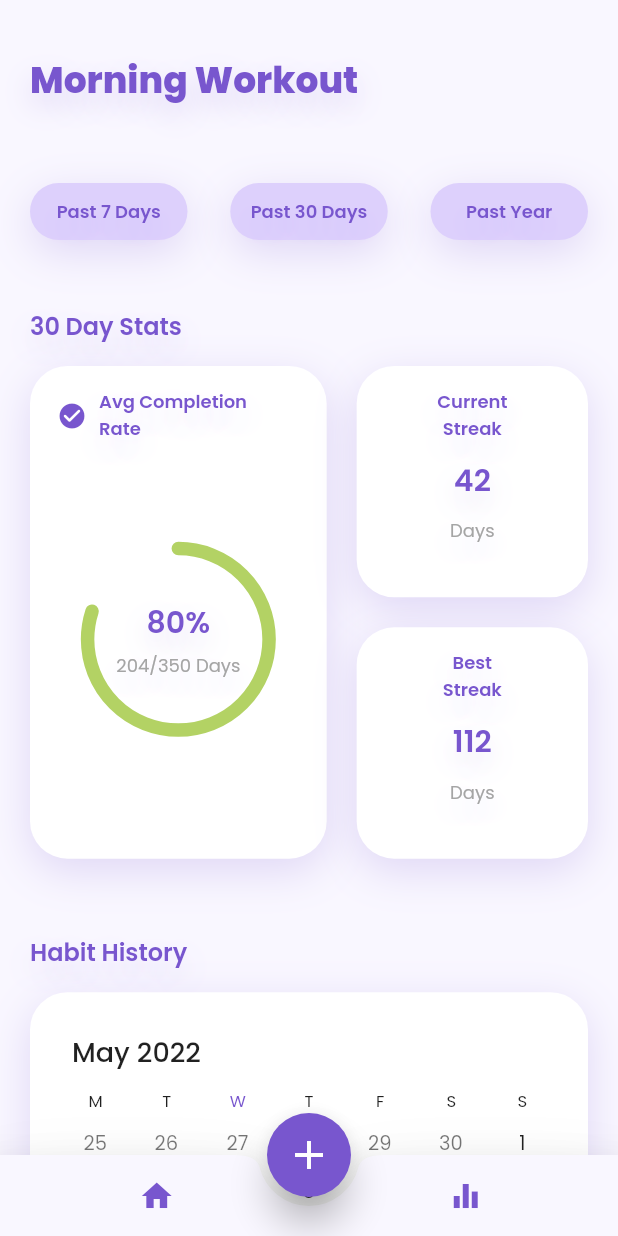
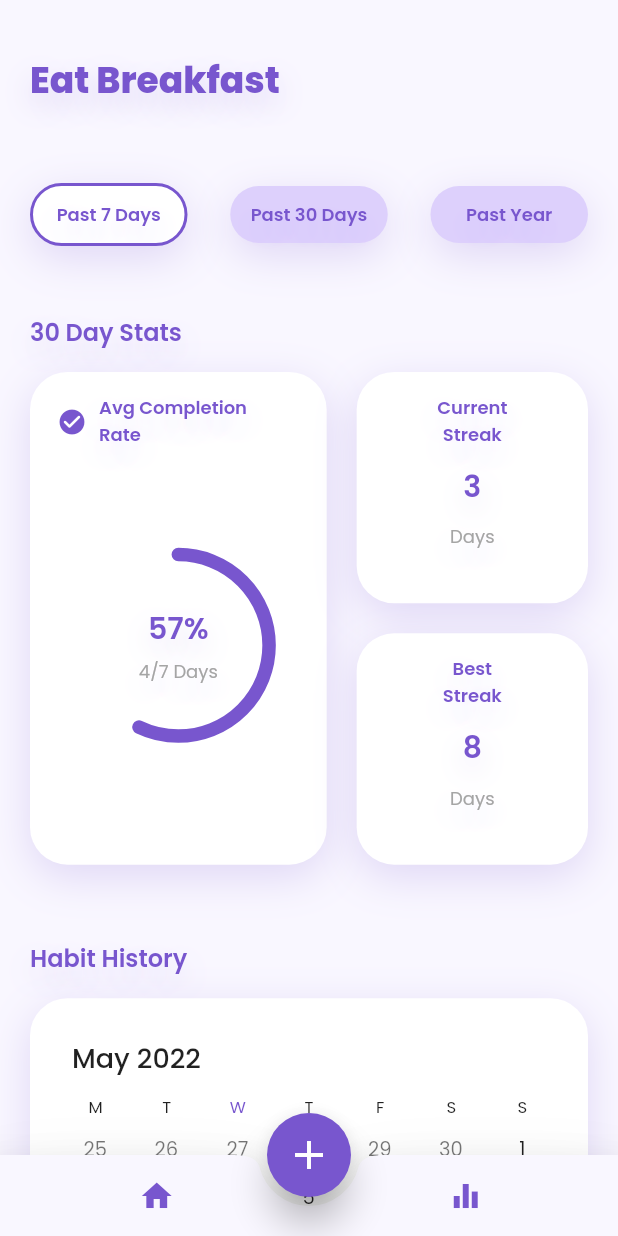
Before and after one commit to afwcole/habittracker, a Flutter app: the screen it shows after launch, on a phone screen of 412 x 824 dp. Run offline on Flutter 3.47's test engine with Material 2 defaults, Android fonts, the phone set to English and light mode, and no system bars; drawn by our look-alikes of percent_indicator, syncfusion_flutter_calendar; our stand-ins replace expandable, google_fonts.

Commit message:
Implements a Progress Indicator that is adaptive to the habit

```diff
--- a/lib/models/habit_model.dart
+++ b/lib/models/habit_model.dart
@@ -9,4 +9,65 @@ class HabitModel {
 
   HabitModel(this.habitID, this.habitName, this.frequencyType, this.startDate,
       this.selectedFrequencyDays, this.habitHistory, this.notification);
+
+  Map<String, int> getStatsInRange(int range) {
+    int _historyLength = habitHistory.entries.length;
+    int _rangeCalculated = _historyLength > range ? range : _historyLength;
+    int _completedCount = 0;
+    int _uncompletedCount = 0;
+    int _breakCount = 0;
+
+    for (int i = _historyLength - 1;
+        i >= _historyLength - _rangeCalculated;
+        i--) {
+      switch (habitHistory.values.elementAt(i)) {
+        case "Completed":
+          {
+            _completedCount++;
+            break;
+          }
+        case "Uncompleted":
+          {
+            _uncompletedCount++;
+            break;
+          }
+        case "Break":
+          {
+            _breakCount++;
+            break;
+          }
+      }
+    }
+
+    return {
+      "total": _historyLength,
+      "range_calculated": _rangeCalculated,
+      "completed": _completedCount,
+      "uncompleted": _uncompletedCount,
+      "break": _breakCount,
+    };
+  }
+
+  int getCurrentStreak() {
+    int _currentCount = 0;
+    for (int i = habitHistory.entries.length - 1; i >= 0; i--) {
+      if (habitHistory.values.elementAt(i) == "Uncompleted") break;
+      _currentCount++;
+    }
+    return _currentCount;
+  }
+
+  int getBestStreak() {
+    int _bestCount = 0;
+    int _count = 0;
+    for (int i = habitHistory.entries.length - 1; i >= 0; i--) {
+      if (habitHistory.values.elementAt(i) == "Uncompleted") {
+        _count = 0;
+      } else {
+        _count++;
+        if (_count > _bestCount) _bestCount = _count;
+      }
+    }
+    return _bestCount;
+  }
 }
--- a/lib/pages/analytics_page.dart
+++ b/lib/pages/analytics_page.dart
@@ -1,21 +1,47 @@
 import 'package:flutter/material.dart';
 import 'package:flutter_staggered_grid_view/flutter_staggered_grid_view.dart';
 import 'package:google_fonts/google_fonts.dart';
+import 'package:habittracker/models/habit_model.dart';
 import 'package:habittracker/widgets/range_picker_widget.dart';
 import 'package:habittracker/widgets/streaks_card.dart';
 import 'package:habittracker/widgets/percent_card.dart';
 import 'package:syncfusion_flutter_calendar/calendar.dart';
 
 class AnalyticsPage extends StatefulWidget {
-  const AnalyticsPage({Key? key}) : super(key: key);
+  final HabitModel habit;
+  const AnalyticsPage({Key? key, required this.habit}) : super(key: key);
 
   @override
   State<AnalyticsPage> createState() => _AnalyticsPageState();
 }
 
 class _AnalyticsPageState extends State<AnalyticsPage> {
-  List<String> rangeOptions = ["Past 7 Days", "Past 30 Days", "Past Year"];
-  String selectedRange = "";
+  final List<String> _rangeOptions = [
+    "Past 7 Days",
+    "Past 30 Days",
+    "Past Year"
+  ];
+  String _selectedRange = "Past 7 Days";
+  int _selectedRangeInt = 7;
+  int calculatedDays = 0;
+  int completedDays = 0;
+
+  double getCompletedRate() {
+    if (_selectedRange == "Past 7 Days") {
+      _selectedRangeInt = 7;
+    } else if (_selectedRange == "Past 30 Days") {
+      _selectedRangeInt = 30;
+    } else {
+      _selectedRangeInt = 365;
+    }
+
+    calculatedDays =
+        widget.habit.getStatsInRange(_selectedRangeInt)["range_calculated"]!;
+    completedDays =
+        widget.habit.getStatsInRange(_selectedRangeInt)["completed"]!;
+
+    return completedDays / calculatedDays;
+  }
 
   @override
   Widget build(BuildContext context) {
@@ -26,7 +52,7 @@ class _AnalyticsPageState extends State<AnalyticsPage> {
         children: [
           const SizedBox(height: 36),
           Text(
-            "Morning Workout",
+            widget.habit.habitName,
             style: GoogleFonts.poppins(
               textStyle: const TextStyle(
                 fontSize: 24,
@@ -48,12 +74,12 @@ class _AnalyticsPageState extends State<AnalyticsPage> {
           Row(
             mainAxisAlignment: MainAxisAlignment.spaceBetween,
             children: [
-              ...rangeOptions.map((option) => RangePickerWidget(
+              ..._rangeOptions.map((option) => RangePickerWidget(
                     statOption: option,
-                    isSelected: selectedRange == option,
+                    isSelected: _selectedRange == option,
                     onTap: () {
                       setState(() {
-                        selectedRange = option;
+                        _selectedRange = option;
                       });
                     },
                   )),
@@ -89,17 +115,22 @@ class _AnalyticsPageState extends State<AnalyticsPage> {
                 crossAxisCellCount: 5,
                 mainAxisCellCount: 8,
                 child: percentCard(
-                    "Avg Completion \nRate", Icons.check_circle_rounded, 0.8),
+                    "Avg Completion \nRate",
+                    Icons.check_circle_rounded,
+                    getCompletedRate(),
+                    "$completedDays/$calculatedDays Days"),
               ),
               StaggeredGridTile.count(
                 crossAxisCellCount: 4,
                 mainAxisCellCount: 4,
-                child: streaksCard("Current \nStreak", 42, "Days", Icons.link),
+                child: streaksCard("Current \nStreak",
+                    widget.habit.getCurrentStreak(), "Days", Icons.link),
               ),
               StaggeredGridTile.count(
                 crossAxisCellCount: 4,
                 mainAxisCellCount: 4,
-                child: streaksCard("Best \nStreak", 112, "Days", Icons.link),
+                child: streaksCard("Best \nStreak",
+                    widget.habit.getBestStreak(), "Days", Icons.link),
               ),
             ],
           ),
@@ -144,7 +175,7 @@ class _AnalyticsPageState extends State<AnalyticsPage> {
               view: CalendarView.month,
               firstDayOfWeek: 1,
               cellBorderColor: Colors.transparent,
-              todayHighlightColor: Color(0xFF7856CE),
+              todayHighlightColor: const Color(0xFF7856CE),
             ),
           ),
           const SizedBox(
--- a/lib/pages/homepage.dart
+++ b/lib/pages/homepage.dart
@@ -15,7 +15,9 @@ class HomePage extends StatelessWidget {
   Widget build(BuildContext context) {
     return Scaffold(
       resizeToAvoidBottomInset: true,
-      body: const AnalyticsPage(),
+      body: AnalyticsPage(
+        habit: UserDataProvider().habitList[0],
+      ),
       extendBody: true,
       floatingActionButton: FloatingActionButton(
         elevation: 10,
--- a/lib/providers/user_data_provider.dart
+++ b/lib/providers/user_data_provider.dart
@@ -11,10 +11,21 @@ class UserDataProvider extends ChangeNotifier {
       DateTime.utc(2022, 4, 24),
       [1, 2, 3, 4, 6],
       {
+        DateTime.utc(2022, 4, 15): "Uncompleted",
+        DateTime.utc(2022, 4, 16): "Completed",
+        DateTime.utc(2022, 4, 17): "Completed",
+        DateTime.utc(2022, 4, 18): "Completed",
+        DateTime.utc(2022, 4, 19): "Completed",
+        DateTime.utc(2022, 4, 20): "Completed",
+        DateTime.utc(2022, 4, 21): "Completed",
+        DateTime.utc(2022, 4, 22): "Completed",
+        DateTime.utc(2022, 4, 24): "Completed",
         DateTime.utc(2022, 4, 25): "Uncompleted",
         DateTime.utc(2022, 4, 26): "Completed",
         DateTime.utc(2022, 4, 27): "Completed",
-        DateTime.utc(2022, 4, 28): "Completed",
+        DateTime.utc(2022, 4, 28): "Uncompleted",
+        DateTime.utc(2022, 4, 29): "Completed",
+        DateTime.utc(2022, 4, 30): "Completed",
         toDMY(DateTime.now()): null,
       },
       true,
--- a/lib/widgets/percent_card.dart
+++ b/lib/widgets/percent_card.dart
@@ -2,7 +2,17 @@ import 'package:flutter/material.dart';
 import 'package:google_fonts/google_fonts.dart';
 import 'package:percent_indicator/circular_percent_indicator.dart';
 
-Widget percentCard(String statTitle, IconData icon, double percentValue) {
+Widget percentCard(
+    String statTitle, IconData icon, double percentValue, String rateLabel) {
+  Color indicatorColor;
+  if (percentValue < 0.5) {
+    indicatorColor = const Color(0xFFE85F4D);
+  } else if (percentValue < 0.7) {
+    indicatorColor = const Color(0xFF7856CE);
+  } else {
+    indicatorColor = const Color(0xFFB3D264);
+  }
+
   return Container(
     width: 123,
     height: 149,
@@ -54,8 +64,7 @@ Widget percentCard(String statTitle, IconData icon, double percentValue) {
         radius: 130.0,
         lineWidth: 9.0,
         percent: percentValue,
-        progressColor: const Color(
-            0xFFB3D264), //const Color(0xFF7856CE), const Color(0xFFE85F4D),
+        progressColor: indicatorColor,
         backgroundColor: Colors.transparent,
         curve: Curves.decelerate,
         circularStrokeCap: CircularStrokeCap.round,
@@ -86,7 +95,7 @@ Widget percentCard(String statTitle, IconData icon, double percentValue) {
                 height: 5,
               ),
               Text(
-                "204/350 Days",
+                rateLabel,
                 style: GoogleFonts.poppins(
                   textStyle: const TextStyle(
                     fontSize: 12,
```
